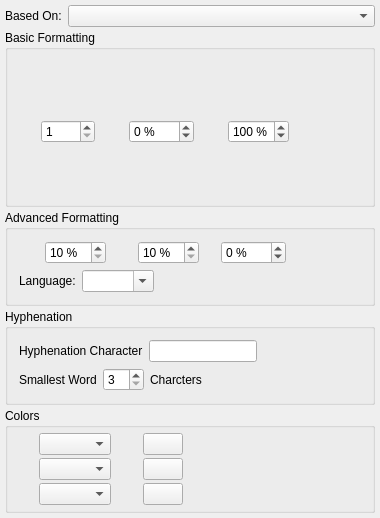
The window that scribus/ui/smcstylewidget.ui (HOST-Oman/scribus) describes before a commit, drawn with Qt 5.
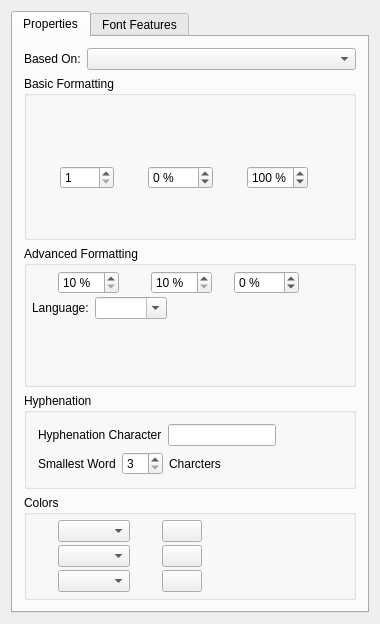
The same window after the commit. Custom widgets are drawn as their Qt base class.

Commit message: Add font features into Style Manager.

```diff
--- a/scribus/ui/smcstylewidget.ui
+++ b/scribus/ui/smcstylewidget.ui
@@ -7,27 +7,42 @@
     <x>0</x>
     <y>0</y>
     <width>380</width>
-    <height>518</height>
+    <height>624</height>
    </rect>
   </property>
+  <property name="sizePolicy">
+   <sizepolicy hsizetype="Expanding" vsizetype="Expanding">
+    <horstretch>0</horstretch>
+    <verstretch>0</verstretch>
+   </sizepolicy>
+  </property>
+  <layout class="QVBoxLayout" name="verticalLayout_3">
+   <item>
+    <widget class="QTabWidget" name="tabwidget">
+     <property name="sizePolicy">
+      <sizepolicy hsizetype="Preferred" vsizetype="Preferred">
+       <horstretch>0</horstretch>
+       <verstretch>0</verstretch>
+      </sizepolicy>
+     </property>
+     <property name="currentIndex">
+      <number>0</number>
+     </property>
+     <widget class="QWidget" name="tabProperties">
+      <property name="sizePolicy">
+       <sizepolicy hsizetype="Preferred" vsizetype="Preferred">
+        <horstretch>0</horstretch>
+        <verstretch>0</verstretch>
+       </sizepolicy>
+      </property>
+      <attribute name="title">
+       <string>Properties</string>
+      </attribute>
+      <layout class="QVBoxLayout" name="verticalLayout_6">
+       <item>
   <layout class="QVBoxLayout" name="verticalLayout_2">
-   <property name="spacing">
-    <number>3</number>
-   </property>
-   <property name="leftMargin">
-    <number>5</number>
-   </property>
-   <property name="topMargin">
-    <number>5</number>
-   </property>
-   <property name="rightMargin">
-    <number>5</number>
-   </property>
-   <property name="bottomMargin">
-    <number>5</number>
-   </property>
    <item>
-    <layout class="QHBoxLayout">
+          <layout class="QHBoxLayout" name="_3">
      <item>
       <widget class="QLabel" name="parentLabel">
        <property name="text">
@@ -58,7 +73,7 @@
      <property name="title">
       <string>Basic Formatting</string>
      </property>
-     <layout class="QVBoxLayout">
+           <layout class="QVBoxLayout" name="_4">
       <property name="spacing">
        <number>3</number>
       </property>
@@ -91,7 +106,7 @@
        </widget>
       </item>
       <item>
-       <layout class="QHBoxLayout">
+             <layout class="QHBoxLayout" name="_5">
         <item>
          <widget class="QLabel" name="fontSizeLabel_">
           <property name="minimumSize">
@@ -195,7 +210,7 @@
        </layout>
       </item>
       <item>
-       <layout class="QHBoxLayout">
+             <layout class="QHBoxLayout" name="_6">
         <item>
          <widget class="SMStyleSelect" name="effects_" native="true">
           <property name="sizePolicy">
@@ -254,9 +269,24 @@
      <property name="title">
       <string>Advanced Formatting</string>
      </property>
-     <layout class="QVBoxLayout" name="verticalLayout_3">
+           <layout class="QVBoxLayout" name="_7">
+            <property name="spacing">
+             <number>3</number>
+            </property>
+            <property name="leftMargin">
+             <number>5</number>
+            </property>
+            <property name="topMargin">
+             <number>5</number>
+            </property>
+            <property name="rightMargin">
+             <number>5</number>
+            </property>
+            <property name="bottomMargin">
+             <number>5</number>
+            </property>
       <item>
-       <layout class="QHBoxLayout">
+             <layout class="QHBoxLayout" name="_8">
         <item>
          <widget class="QLabel" name="hscaleLabel_">
           <property name="minimumSize">
@@ -378,7 +408,7 @@
        </layout>
       </item>
       <item>
-       <layout class="QHBoxLayout">
+             <layout class="QHBoxLayout" name="_9">
         <item>
          <widget class="QLabel" name="languageLabel_">
           <property name="text">
@@ -411,6 +441,22 @@
         </item>
        </layout>
       </item>
+            <item>
+             <spacer>
+              <property name="orientation">
+               <enum>Qt::Vertical</enum>
+              </property>
+              <property name="sizeType">
+               <enum>QSizePolicy::MinimumExpanding</enum>
+              </property>
+              <property name="sizeHint" stdset="0">
+               <size>
+                <width>300</width>
+                <height>0</height>
+               </size>
+              </property>
+             </spacer>
+            </item>
      </layout>
     </widget>
    </item>
@@ -510,7 +556,7 @@
        <number>5</number>
       </property>
       <item>
-       <layout class="QHBoxLayout">
+             <layout class="QHBoxLayout" name="_2">
         <item>
          <widget class="QLabel" name="FillIcon">
           <property name="minimumSize">
@@ -581,7 +627,7 @@
        </layout>
       </item>
       <item>
-       <layout class="QHBoxLayout">
+             <layout class="QHBoxLayout" name="_10">
         <item>
          <widget class="QLabel" name="StrokeIcon">
           <property name="minimumSize">
@@ -652,7 +698,7 @@
        </layout>
       </item>
       <item>
-       <layout class="QHBoxLayout" name="_2">
+             <layout class="QHBoxLayout" name="_11">
         <item>
          <widget class="QLabel" name="backIcon">
           <property name="minimumSize">
@@ -726,6 +772,39 @@
     </widget>
    </item>
   </layout>
+       </item>
+      </layout>
+     </widget>
+     <widget class="QWidget" name="tabFontFeatures">
+      <property name="sizePolicy">
+       <sizepolicy hsizetype="Preferred" vsizetype="Preferred">
+        <horstretch>0</horstretch>
+        <verstretch>0</verstretch>
+       </sizepolicy>
+      </property>
+      <attribute name="title">
+       <string>Font Features</string>
+      </attribute>
+      <layout class="QVBoxLayout" name="verticalLayout_5">
+       <item>
+        <layout class="QVBoxLayout" name="verticalLayout_4">
+         <item>
+          <widget class="SMFontFeatures" name="fontfeaturesSetting" native="true">
+           <property name="sizePolicy">
+            <sizepolicy hsizetype="Preferred" vsizetype="Preferred">
+             <horstretch>0</horstretch>
+             <verstretch>0</verstretch>
+            </sizepolicy>
+           </property>
+          </widget>
+         </item>
+        </layout>
+       </item>
+      </layout>
+     </widget>
+    </widget>
+   </item>
+  </layout>
  </widget>
  <layoutdefault spacing="6" margin="11"/>
  <customwidgets>
@@ -766,6 +845,12 @@
    <extends>QSpinBox</extends>
    <header>ui/smspinbox.h</header>
   </customwidget>
+  <customwidget>
+   <class>SMFontFeatures</class>
+   <extends>QWidget</extends>
+   <header>ui/smfontfeatures.h</header>
+   <container>1</container>
+  </customwidget>
   <customwidget>
    <class>SMLineEdit</class>
    <extends>QLineEdit</extends>
```
Lines whose indentation alone changed are shown as unchanged. The commit also changes 8 other files.
